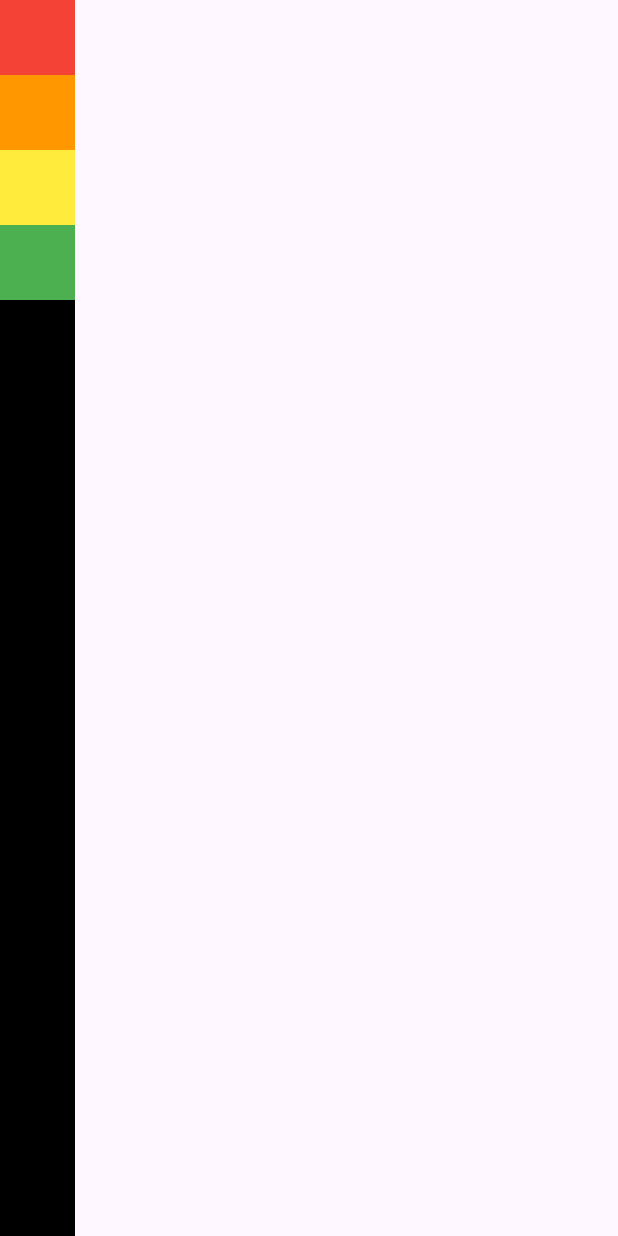
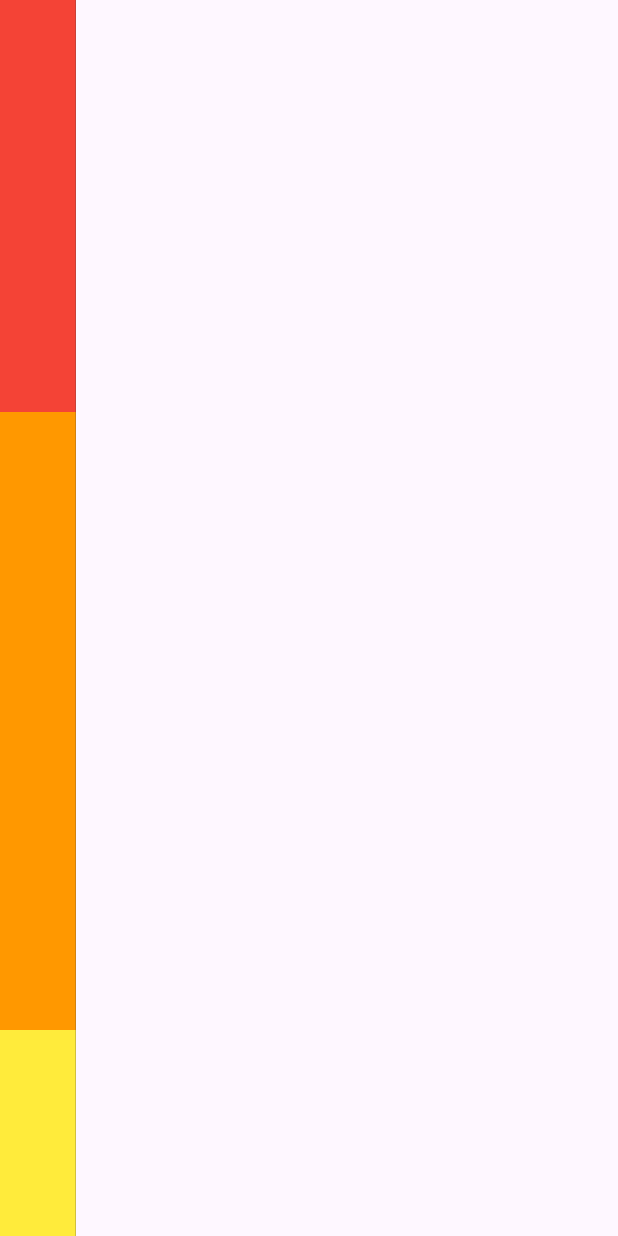
Before and after one commit to kyhyeok/inflearn_code_factory_flutter, a Flutter app: the screen it shows after launch, on a phone screen of 412 x 824 dp. Run offline on Flutter 3.47's test engine with Material 3 defaults, Android fonts, the phone set to English and light mode, and no system bars.

Commit message:
row & column - Expanded Widget

```diff
--- a/section_07_row_and_column/lib/screen/home_screen.dart
+++ b/section_07_row_and_column/lib/screen/home_screen.dart
@@ -11,15 +11,31 @@ class HomeScreen extends StatelessWidget {
         child: Container(
           color: Colors.black,
           child: Column(
-            children: colors
-                .map(
-                  (e) => Container(
-                    height: 50.0,
-                    width: 50.0,
-                    color: e,
-                  ),
-                )
-                .toList(),
+            children: [
+              Expanded(
+                flex: 2,
+                child: Container(
+                  height: 50.0,
+                  width: 50.5,
+                  color: Colors.red,
+                ),
+              ),
+              Expanded(
+                flex: 3,
+                child: Container(
+                  height: 50.0,
+                  width: 50.5,
+                  color: Colors.orange,
+                ),
+              ),
+              Expanded(
+                child: Container(
+                  height: 50.0,
+                  width: 50.5,
+                  color: Colors.yellow,
+                ),
+              ),
+            ],
           ),
         ),
       ),
```
